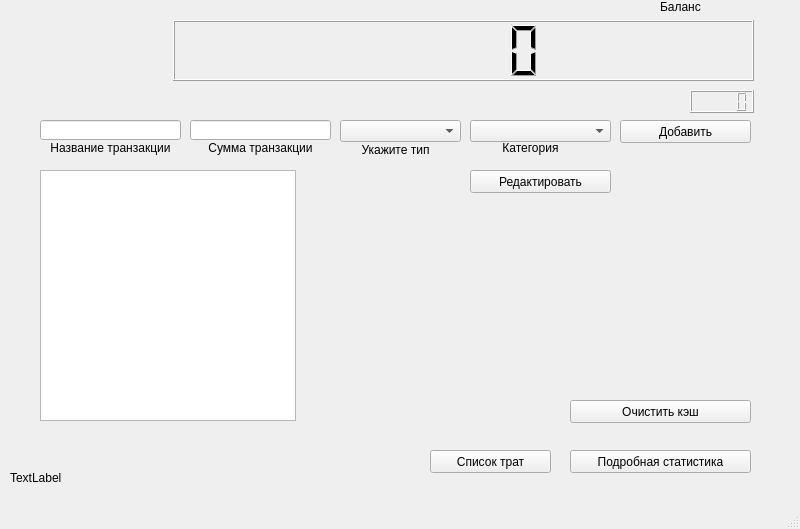
Old version of the form main.ui in the repository r-kulik/germes.
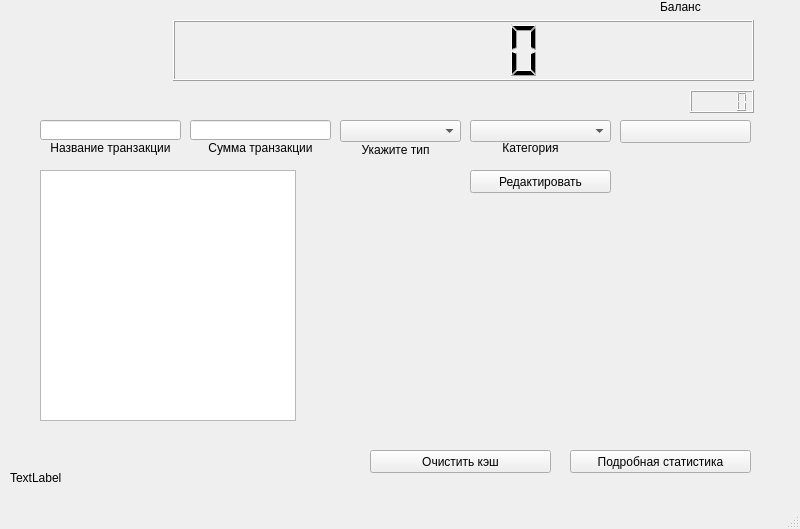
New version of the form. Icons and pictures are not drawn.

```diff
--- a/main.ui
+++ b/main.ui
@@ -67,20 +67,17 @@
      </rect>
     </property>
     <property name="text">
-     <string>Добавить</string>
+     <string/>
     </property>
-   </widget>
-   <widget class="QPushButton" name="pushButton_2">
-    <property name="geometry">
-     <rect>
-      <x>430</x>
-      <y>450</y>
-      <width>121</width>
+    <property name="icon">
+     <iconset>
+      <normaloff>pushButton.bmp</normaloff>pushButton.bmp</iconset>
+    </property>
+    <property name="iconSize">
+     <size>
+      <width>139</width>
       <height>23</height>
-     </rect>
-    </property>
-    <property name="text">
-     <string>Список трат</string>
+     </size>
     </property>
    </widget>
    <widget class="QPushButton" name="pushButton_3">
@@ -222,8 +219,8 @@
    <widget class="QPushButton" name="pushButton_5">
     <property name="geometry">
      <rect>
-      <x>570</x>
-      <y>400</y>
+      <x>370</x>
+      <y>450</y>
       <width>181</width>
       <height>23</height>
      </rect>
```
